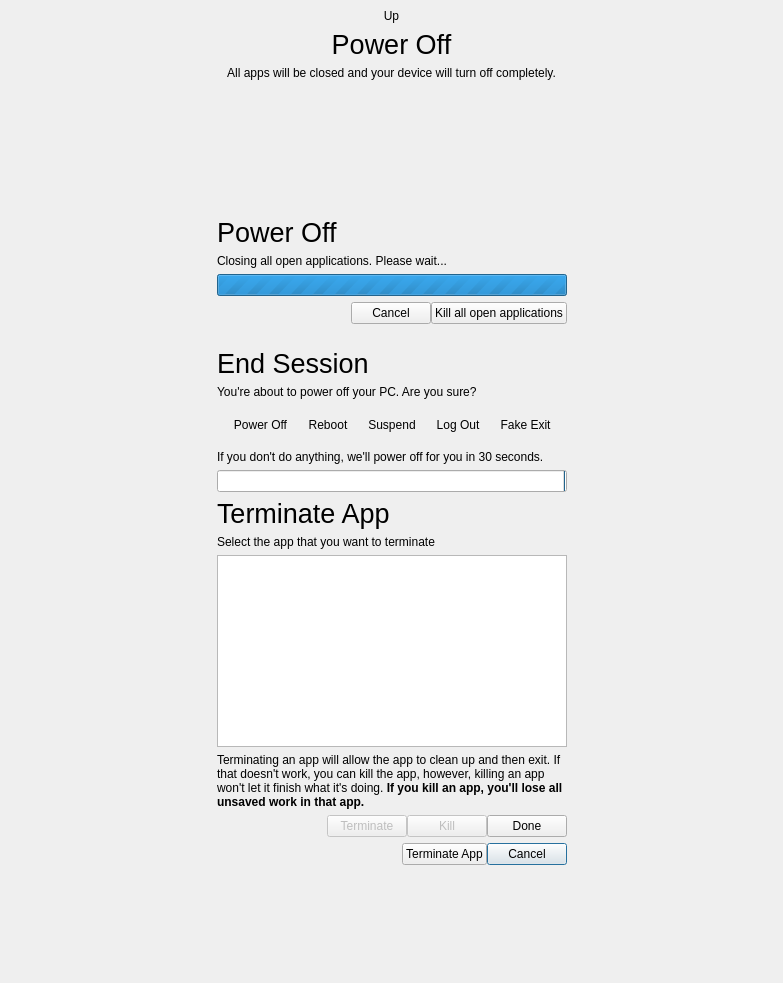
Before: the Qt Designer form endsessionwait.ui in vicr123/theshell, drawn with Qt 5.
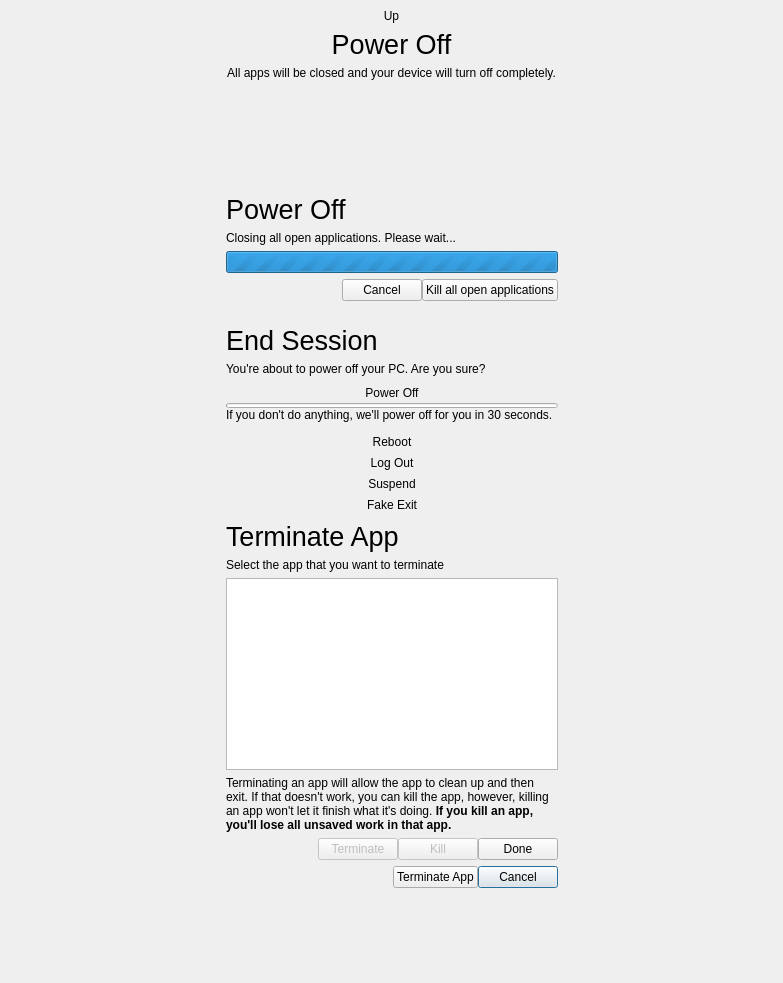
After: the same form once the commit is applied. Icons and pictures are not drawn.

Commit message: New end session screen

Patch:
```diff
--- a/endsessionwait.ui
+++ b/endsessionwait.ui
@@ -280,9 +280,30 @@
               <property name="styleSheet">
                <string notr="true"/>
               </property>
-              <layout class="QHBoxLayout" name="horizontalLayout_4">
+              <layout class="QVBoxLayout" name="verticalLayout_7">
+               <property name="spacing">
+                <number>0</number>
+               </property>
+               <property name="leftMargin">
+                <number>0</number>
+               </property>
+               <property name="topMargin">
+                <number>0</number>
+               </property>
+               <property name="rightMargin">
+                <number>0</number>
+               </property>
+               <property name="bottomMargin">
+                <number>0</number>
+               </property>
                <item>
                 <widget class="QToolButton" name="PowerOff">
+                 <property name="sizePolicy">
+                  <sizepolicy hsizetype="Preferred" vsizetype="Fixed">
+                   <horstretch>0</horstretch>
+                   <verstretch>0</verstretch>
+                  </sizepolicy>
+                 </property>
                  <property name="styleSheet">
                   <string notr="true"/>
                  </property>
@@ -295,20 +316,77 @@
                  </property>
                  <property name="iconSize">
                   <size>
-                   <width>64</width>
-                   <height>64</height>
+                   <width>32</width>
+                   <height>32</height>
                   </size>
                  </property>
                  <property name="toolButtonStyle">
-                  <enum>Qt::ToolButtonTextUnderIcon</enum>
+                  <enum>Qt::ToolButtonTextBesideIcon</enum>
                  </property>
                  <property name="autoRaise">
                   <bool>true</bool>
                  </property>
                 </widget>
                </item>
+               <item>
+                <widget class="QProgressBar" name="idleProgressBar">
+                 <property name="maximumSize">
+                  <size>
+                   <width>16777215</width>
+                   <height>5</height>
+                  </size>
+                 </property>
+                 <property name="styleSheet">
+                  <string notr="true"/>
+                 </property>
+                 <property name="maximum">
+                  <number>300</number>
+                 </property>
+                 <property name="value">
+                  <number>0</number>
+                 </property>
+                 <property name="textVisible">
+                  <bool>false</bool>
+                 </property>
+                </widget>
+               </item>
+               <item>
+                <widget class="QLabel" name="idleWarning">
+                 <property name="styleSheet">
+                  <string notr="true"/>
+                 </property>
+                 <property name="text">
+                  <string>If you don't do anything, we'll power off for you in 30 seconds.</string>
+                 </property>
+                 <property name="wordWrap">
+                  <bool>true</bool>
+                 </property>
+                </widget>
+               </item>
+               <item>
+                <spacer name="verticalSpacer_3">
+                 <property name="orientation">
+                  <enum>Qt::Vertical</enum>
+                 </property>
+                 <property name="sizeType">
+                  <enum>QSizePolicy::Fixed</enum>
+                 </property>
+                 <property name="sizeHint" stdset="0">
+                  <size>
+                   <width>20</width>
+                   <height>9</height>
+                  </size>
+                 </property>
+                </spacer>
+               </item>
                <item>
                 <widget class="QToolButton" name="Reboot">
+                 <property name="sizePolicy">
+                  <sizepolicy hsizetype="Preferred" vsizetype="Fixed">
+                   <horstretch>0</horstretch>
+                   <verstretch>0</verstretch>
+                  </sizepolicy>
+                 </property>
                  <property name="styleSheet">
                   <string notr="true"/>
                  </property>
@@ -321,38 +399,12 @@
                  </property>
                  <property name="iconSize">
                   <size>
-                   <width>64</width>
-                   <height>64</height>
+                   <width>16</width>
+                   <height>16</height>
                   </size>
                  </property>
                  <property name="toolButtonStyle">
-                  <enum>Qt::ToolButtonTextUnderIcon</enum>
-                 </property>
-                 <property name="autoRaise">
-                  <bool>true</bool>
-                 </property>
-                </widget>
-               </item>
-               <item>
-                <widget class="QToolButton" name="Suspend">
-                 <property name="styleSheet">
-                  <string notr="true"/>
-                 </property>
-                 <property name="text">
-                  <string>Suspend</string>
-                 </property>
-                 <property name="icon">
-                  <iconset theme="system-suspend">
-                   <normaloff>.</normaloff>.</iconset>
-                 </property>
-                 <property name="iconSize">
-                  <size>
-                   <width>64</width>
-                   <height>64</height>
-                  </size>
-                 </property>
-                 <property name="toolButtonStyle">
-                  <enum>Qt::ToolButtonTextUnderIcon</enum>
+                  <enum>Qt::ToolButtonTextBesideIcon</enum>
                  </property>
                  <property name="autoRaise">
                   <bool>true</bool>
@@ -361,6 +413,12 @@
                </item>
                <item>
                 <widget class="QToolButton" name="LogOut">
+                 <property name="sizePolicy">
+                  <sizepolicy hsizetype="Preferred" vsizetype="Fixed">
+                   <horstretch>0</horstretch>
+                   <verstretch>0</verstretch>
+                  </sizepolicy>
+                 </property>
                  <property name="styleSheet">
                   <string notr="true"/>
                  </property>
@@ -373,12 +431,44 @@
                  </property>
                  <property name="iconSize">
                   <size>
-                   <width>64</width>
-                   <height>64</height>
+                   <width>16</width>
+                   <height>16</height>
                   </size>
                  </property>
                  <property name="toolButtonStyle">
-                  <enum>Qt::ToolButtonTextUnderIcon</enum>
+                  <enum>Qt::ToolButtonTextBesideIcon</enum>
+                 </property>
+                 <property name="autoRaise">
+                  <bool>true</bool>
+                 </property>
+                </widget>
+               </item>
+               <item>
+                <widget class="QToolButton" name="Suspend">
+                 <property name="sizePolicy">
+                  <sizepolicy hsizetype="Preferred" vsizetype="Fixed">
+                   <horstretch>0</horstretch>
+                   <verstretch>0</verstretch>
+                  </sizepolicy>
+                 </property>
+                 <property name="styleSheet">
+                  <string notr="true"/>
+                 </property>
+                 <property name="text">
+                  <string>Suspend</string>
+                 </property>
+                 <property name="icon">
+                  <iconset theme="system-suspend">
+                   <normaloff>.</normaloff>.</iconset>
+                 </property>
+                 <property name="iconSize">
+                  <size>
+                   <width>16</width>
+                   <height>16</height>
+                  </size>
+                 </property>
+                 <property name="toolButtonStyle">
+                  <enum>Qt::ToolButtonTextBesideIcon</enum>
                  </property>
                  <property name="autoRaise">
                   <bool>true</bool>
@@ -387,6 +477,12 @@
                </item>
                <item>
                 <widget class="QToolButton" name="DummyExit">
+                 <property name="sizePolicy">
+                  <sizepolicy hsizetype="Preferred" vsizetype="Fixed">
+                   <horstretch>0</horstretch>
+                   <verstretch>0</verstretch>
+                  </sizepolicy>
+                 </property>
                  <property name="styleSheet">
                   <string notr="true"/>
                  </property>
@@ -399,12 +495,12 @@
                  </property>
                  <property name="iconSize">
                   <size>
-                   <width>64</width>
-                   <height>64</height>
+                   <width>16</width>
+                   <height>16</height>
                   </size>
                  </property>
                  <property name="toolButtonStyle">
-                  <enum>Qt::ToolButtonTextUnderIcon</enum>
+                  <enum>Qt::ToolButtonTextBesideIcon</enum>
                  </property>
                  <property name="autoRaise">
                   <bool>true</bool>
@@ -414,38 +510,6 @@
               </layout>
              </widget>
             </item>
-            <item>
-             <widget class="QLabel" name="idleWarning">
-              <property name="styleSheet">
-               <string notr="true"/>
-              </property>
-              <property name="text">
-               <string>If you don't do anything, we'll power off for you in 30 seconds.</string>
-              </property>
-              <property name="wordWrap">
-               <bool>true</bool>
-              </property>
-             </widget>
-            </item>
-            <item>
-             <widget class="QProgressBar" name="idleProgressBar">
-              <property name="styleSheet">
-               <string notr="true"/>
-              </property>
-              <property name="maximum">
-               <number>300</number>
-              </property>
-              <property name="value">
-               <number>0</number>
-              </property>
-              <property name="textVisible">
-               <bool>false</bool>
-              </property>
-              <property name="invertedAppearance">
-               <bool>true</bool>
-              </property>
-             </widget>
-            </item>
            </layout>
           </widget>
          </item>
```
The commit also changes 5 other files.
